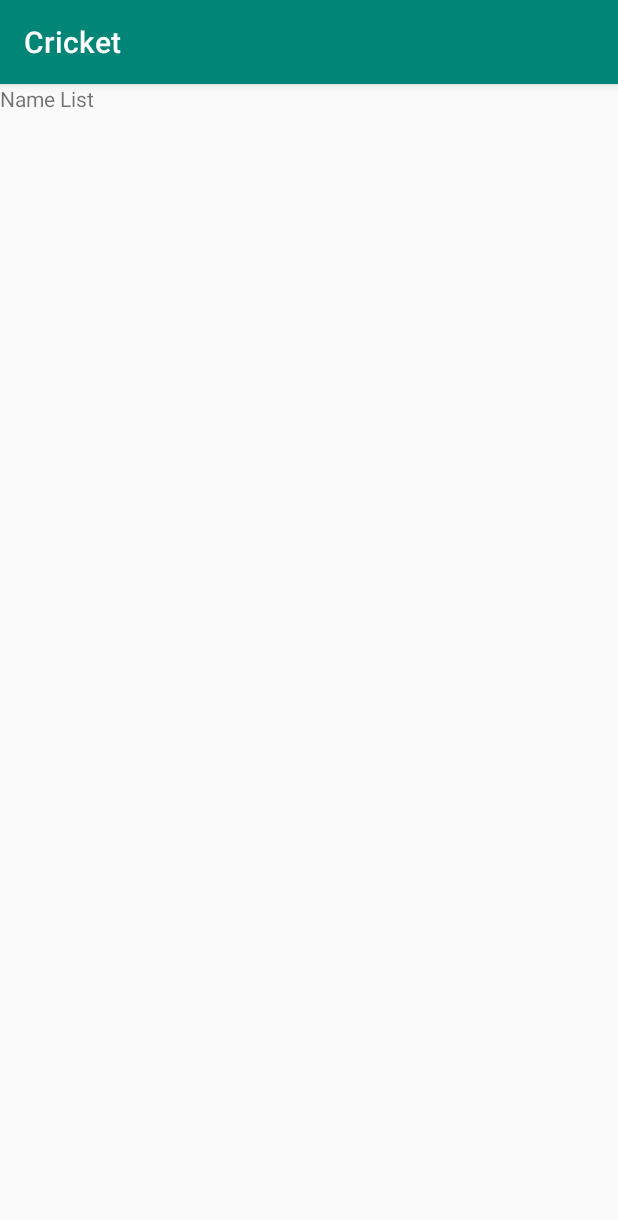
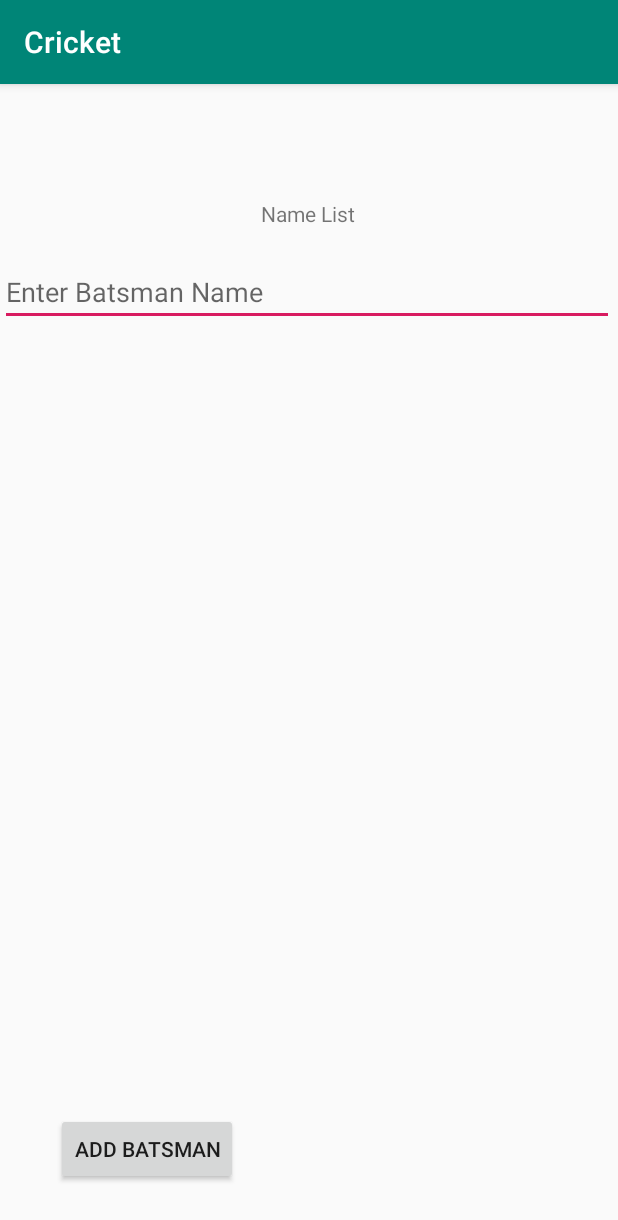
Before and after one commit to varounhanooman/CricketScoringApp, an Android app: the NameList screen opened directly, with no data from a screen before it, on a phone screen of 412 x 824 dp. Shown: the top 1220 px of the screen. Run offline under Robolectric (Android 15) with nearby library versions, the phone set to English and light mode, and no system bars.

Commit message:
user can add multiple batsmen

```diff
--- a/app/src/main/java/com/example/cricket/NameList.kt
+++ b/app/src/main/java/com/example/cricket/NameList.kt
@@ -2,11 +2,28 @@ package com.example.cricket
 
 import androidx.appcompat.app.AppCompatActivity
 import android.os.Bundle
+import android.widget.Button
+import android.widget.EditText
+import android.widget.LinearLayout
+import android.widget.TextView
 
 class NameList : AppCompatActivity() {
 
     override fun onCreate(savedInstanceState: Bundle?) {
         super.onCreate(savedInstanceState)
         setContentView(R.layout.activity_name_list)
+
+        val btnAddBatsman = findViewById<Button>(R.id.btnAddBatsman)
+
+        //handle button click
+        btnAddBatsman.setOnClickListener{
+            val tv_dynamic = EditText(this)
+            //tv_dynamic.textSize = 20f
+            tv_dynamic.hint = "Enter Batsman Name"
+            val layout = findViewById<LinearLayout>(R.id.linearLayoutNames)
+
+            layout.addView(tv_dynamic)
+        }
+
     }
 }
--- a/app/src/main/res/layout/activity_name_list.xml
+++ b/app/src/main/res/layout/activity_name_list.xml
@@ -11,6 +11,42 @@
         android:layout_width="wrap_content"
         android:layout_height="wrap_content"
         android:text="Name List"
-        tools:layout_editor_absoluteX="173dp"
-        tools:layout_editor_absoluteY="82dp" />
+        app:layout_constraintBottom_toBottomOf="parent"
+        app:layout_constraintHorizontal_bias="0.498"
+        app:layout_constraintLeft_toLeftOf="parent"
+        app:layout_constraintRight_toRightOf="parent"
+        app:layout_constraintTop_toTopOf="parent"
+        app:layout_constraintVertical_bias="0.102" />
+
+    <Button
+        android:id="@+id/btnAddBatsman"
+        android:layout_width="wrap_content"
+        android:layout_height="wrap_content"
+        android:text="Add Batsman"
+        app:layout_constraintBottom_toBottomOf="parent"
+        app:layout_constraintHorizontal_bias="0.128"
+        app:layout_constraintLeft_toLeftOf="parent"
+        app:layout_constraintRight_toRightOf="parent"
+        app:layout_constraintTop_toTopOf="parent"
+        app:layout_constraintVertical_bias="0.953" />
+
+    <LinearLayout
+        android:id="@+id/linearLayoutNames"
+        android:layout_width="409dp"
+        android:layout_height="515dp"
+        android:layout_marginTop="20dp"
+        android:orientation="vertical"
+        app:layout_constraintTop_toBottomOf="@+id/textView"
+        tools:layout_editor_absoluteX="-2dp">
+
+        <EditText
+            android:id="@+id/batsmanName"
+            android:layout_width="match_parent"
+            android:layout_height="wrap_content"
+            android:ems="10"
+            android:hint="Enter Batsman Name"
+            android:inputType="textPersonName"
+            android:text="" />
+    </LinearLayout>
+
 </androidx.constraintlayout.widget.ConstraintLayout>
```
